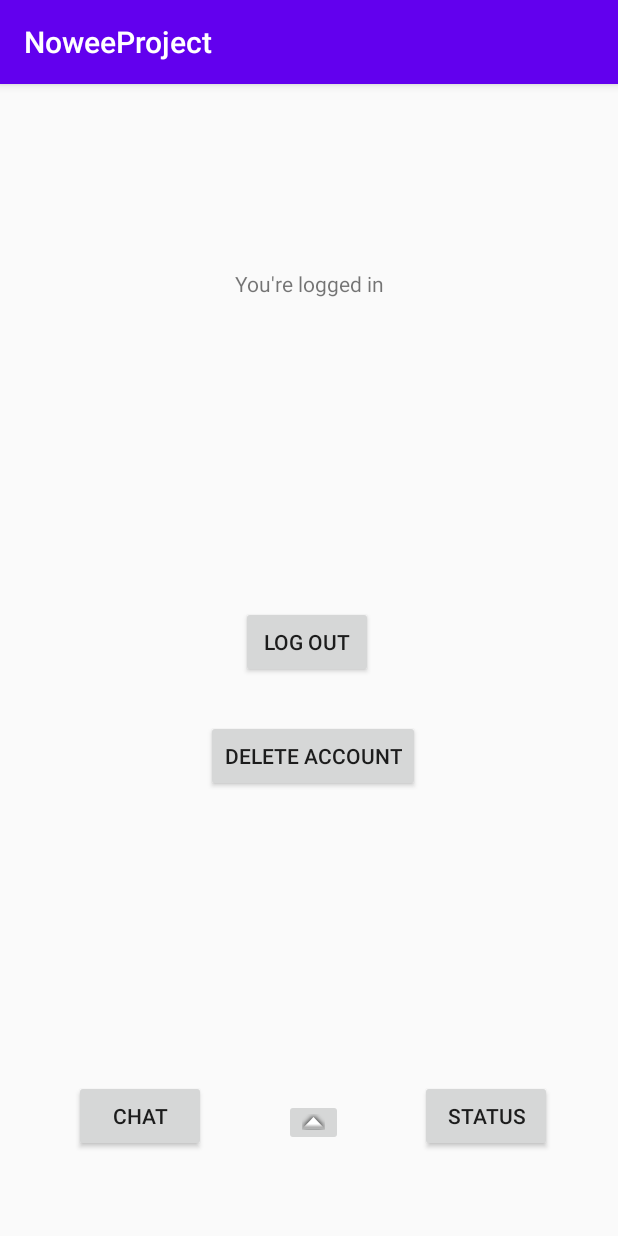
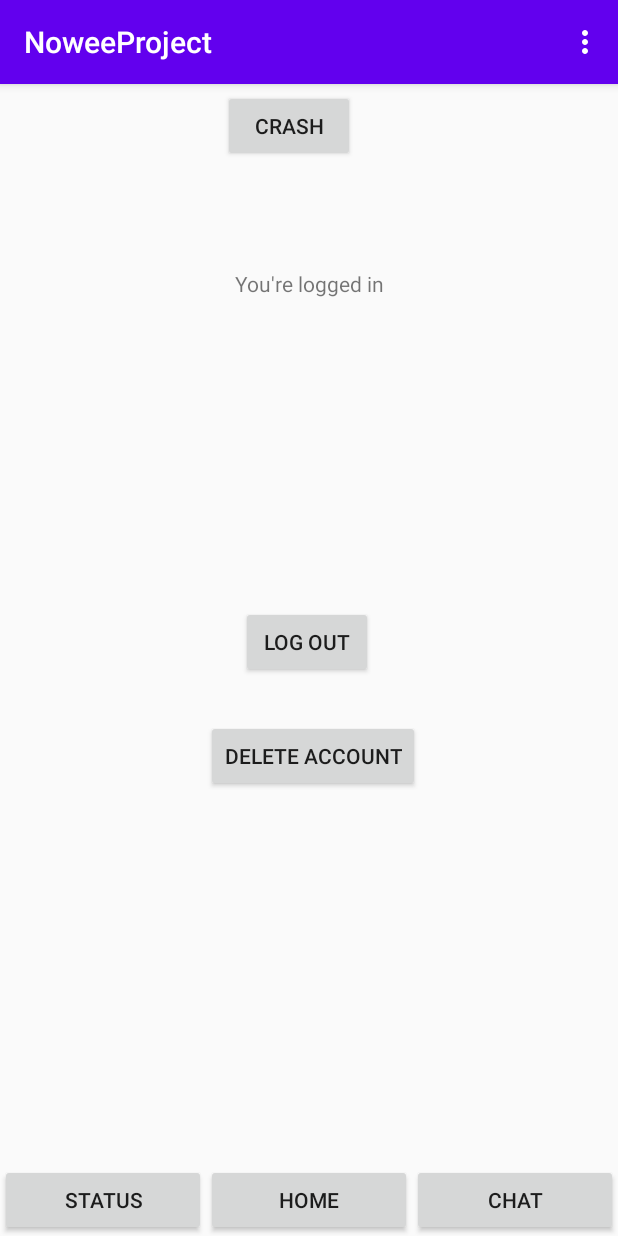
Before and after one commit to fpunch/NoweeProject, an Android app: the screen it shows after launch once a user with an empty profile is signed in (MainActivity), on a phone screen of 412 x 824 dp. Run offline under Robolectric (Android 15) with nearby library versions, the phone set to English and light mode, and no system bars; our stand-ins replace Firebase (no records; nobody signed in at launch, a user with empty details on screens opened directly); libraries missing offline, so code that uses them is left out: com.firebase.ui.

Commit message:
BRAND NEW FRESH NOWEE PROJECT 5/10/2020

```diff
--- a/app/build.gradle
+++ b/app/build.gradle
@@ -1,5 +1,6 @@
 apply plugin: 'com.android.application'
 apply plugin: 'com.google.gms.google-services'
+apply plugin: 'com.google.firebase.crashlytics'
 
 android {
     compileSdkVersion 30
@@ -34,6 +35,7 @@ dependencies {
     implementation('com.firebaseui:firebase-ui-auth:6.3.0')
     implementation 'com.google.firebase:firebase-analytics:17.5.0'
     implementation 'com.google.firebase:firebase-storage:19.2.0'
+    implementation 'com.google.firebase:firebase-crashlytics:17.2.2'
     testImplementation 'junit:junit:4.12'
     androidTestImplementation 'androidx.test.ext:junit:1.1.2'
     androidTestImplementation 'androidx.test.espresso:espresso-core:3.3.0'
--- a/app/src/main/java/com/example/noweeproject/Login.java
+++ b/app/src/main/java/com/example/noweeproject/Login.java
@@ -28,11 +28,6 @@ public class Login extends AppCompatActivity {
     private static final String TAG = "loginActivity";
     private FirebaseAuth auth;
     private static final int RC_SIGN_IN = 123;
-
-    //Ask about step 3 and it requires(?) do i restructure login to package only, do i just grab default
-    //also ask team what is the home button for... what is home?
-    //ask about exam prep
-
 
     @Override
     protected void onCreate(Bundle savedInstanceState) {
--- a/app/src/main/java/com/example/noweeproject/MainActivity.java
+++ b/app/src/main/java/com/example/noweeproject/MainActivity.java
@@ -6,22 +6,24 @@ import androidx.appcompat.app.AppCompatActivity;
 import android.content.Intent;
 import android.os.Bundle;
 import android.util.Log;
+import android.view.Menu;
+import android.view.MenuInflater;
+import android.view.MenuItem;
 import android.view.View;
+import android.view.ViewGroup;
 import android.widget.Button;
+import android.widget.Toast;
 
 import com.firebase.ui.auth.AuthUI;
-
 import com.google.android.gms.tasks.OnCompleteListener;
 import com.google.android.gms.tasks.Task;
 import com.google.firebase.auth.FirebaseAuth;
 
-
-
 public class MainActivity extends AppCompatActivity {
-//testing 123xyz ddd2
     private String TAG = "loginActivity";
     private FirebaseAuth auth;
-    private Button logoutButton, deleteButton;
+    private Button logoutButton, deleteButton, statusButton, chatButton, homeButton;
+
 
     @Override
     protected void onCreate(Bundle savedInstanceState) {
@@ -33,6 +35,9 @@ public class MainActivity extends AppCompatActivity {
 
         logoutButton = (Button) findViewById(R.id.logoutBtn);
         deleteButton = (Button) findViewById(R.id.deleteBtn);
+        statusButton = (Button) findViewById(R.id.statusBtn);
+        chatButton = (Button) findViewById(R.id.chatBtn);
+        homeButton = (Button) findViewById(R.id.homeBtn);
 
         logoutButton.setOnClickListener(new View.OnClickListener() {
             @Override
@@ -48,6 +53,35 @@ public class MainActivity extends AppCompatActivity {
             }
         });
 
+        statusButton.setOnClickListener(new View.OnClickListener() {
+            @Override
+            public void onClick(View v) {
+              // statusGo();
+                startActivity(new Intent(MainActivity.this, Status.class));
+            }
+        });
+
+        homeButton.setOnClickListener(new View.OnClickListener() {
+            @Override
+            public void onClick(View v) {
+                startActivity(new Intent(MainActivity.this, News.class));
+            }
+        });
+
+        chatButton.setOnClickListener(new View.OnClickListener() {
+                @Override
+                public void onClick(View v) {
+                 //   chat();
+                }
+        });
+
+
+    }
+
+    private void statusGo() {
+            Intent intent = new Intent(this, Status.class);
+            startActivity(intent);
+            finish();
     }
 
     private void checkIfLoggedIn() {
@@ -83,4 +117,36 @@ public class MainActivity extends AppCompatActivity {
                     }
                 });
     }
+
+
+    public boolean onCreateOptionsMenu(Menu menu){
+        MenuInflater inflater = getMenuInflater();
+        inflater.inflate(R.menu.my_menu, menu);
+        return true;
+    }
+
+
+    public boolean onOptionsItemSelected(MenuItem item){
+        switch (item.getItemId())
+        {
+            case R.id.logoutBtn:
+                logout();
+                return true;
+
+            case R.id.deleteBtn:
+                deleteAccount();
+                return true;
+
+            default:
+                return super.onOptionsItemSelected(item);
+        }
+    }
+
+/*
+    public void status() {
+        startActivity(new Intent(MainActivity.this, Status.class));
+        finish();//FORCING CRASH
+
+    }*/
+
 }
--- a/app/src/main/res/layout/activity_main.xml
+++ b/app/src/main/res/layout/activity_main.xml
@@ -44,37 +44,56 @@
         app:layout_constraintHorizontal_bias="1.0"
         app:layout_constraintStart_toStartOf="parent" />
 
-    <ImageButton
-        android:id="@+id/homeBtn"
+    <Button
+        android:id="@+id/crashButton"
         android:layout_width="wrap_content"
         android:layout_height="wrap_content"
-        android:layout_marginTop="293dp"
-        android:layout_marginBottom="33dp"
-        app:layout_constraintBottom_toBottomOf="parent"
-        app:layout_constraintEnd_toStartOf="@+id/statusBtn"
-        app:layout_constraintStart_toEndOf="@+id/chatBtn"
-        app:layout_constraintTop_toBottomOf="@+id/textView"
-        app:layout_constraintVertical_bias="0.901"
-        app:srcCompat="@android:drawable/arrow_up_float" />
+        android:layout_marginStart="148dp"
+        android:layout_marginTop="4dp"
+        android:layout_marginEnd="175dp"
+        android:text="@string/crash"
+        app:layout_constraintEnd_toEndOf="parent"
+        app:layout_constraintStart_toStartOf="parent"
+        app:layout_constraintTop_toTopOf="parent" />
 
-    <Button
-        android:id="@+id/chatBtn"
-        android:layout_width="wrap_content"
-        android:layout_height="wrap_content"
-        android:layout_marginStart="49dp"
-        android:layout_marginBottom="56dp"
-        android:text="@string/chat"
-        app:layout_constraintBottom_toBottomOf="parent"
-        app:layout_constraintStart_toStartOf="parent" />
+    <LinearLayout
+        android:layout_width="match_parent"
+        android:layout_height="match_parent"
+        android:orientation="vertical">
 
-    <Button
-        android:id="@+id/statusBtn"
-        android:layout_width="wrap_content"
-        android:layout_height="wrap_content"
-        android:layout_marginEnd="44dp"
-        android:layout_marginBottom="56dp"
-        android:text="@string/status"
-        app:layout_constraintBottom_toBottomOf="parent"
-        app:layout_constraintEnd_toEndOf="parent" />
+        <androidx.recyclerview.widget.RecyclerView
+            android:layout_width="match_parent"
+            android:layout_height="match_parent"
+            android:layout_weight="1" />
+
+        <LinearLayout
+            android:layout_width="match_parent"
+            android:layout_height="wrap_content"
+            android:orientation="horizontal">
+
+            <Button
+                android:id="@+id/statusBtn"
+                android:layout_width="wrap_content"
+                android:layout_height="wrap_content"
+                android:layout_weight="1"
+                android:text="@string/status" />
+
+            <Button
+                android:id="@+id/homeBtn"
+                android:layout_width="wrap_content"
+                android:layout_height="wrap_content"
+                android:layout_weight="1"
+                android:text="@string/home" />
+
+            <Button
+                android:id="@+id/chatBtn"
+                android:layout_width="wrap_content"
+                android:layout_height="wrap_content"
+                android:layout_weight="1"
+                android:text="@string/chat" />
+
+        </LinearLayout>
+
+    </LinearLayout>
 
 </androidx.constraintlayout.widget.ConstraintLayout>
--- /dev/null
+++ b/app/src/main/res/menu/my_menu.xml
@@ -0,0 +1,10 @@
+<?xml version="1.0" encoding="utf-8"?>
+<menu xmlns:android="http://schemas.android.com/apk/res/android">
+
+    <item
+        android:id="@+id/logoutBtn"
+        android:title="@string/log_out" />
+    <item
+        android:id="@+id/deleteBtn"
+        android:title="@string/delete_account" />
+</menu>
--- a/app/src/main/res/values/strings.xml
+++ b/app/src/main/res/values/strings.xml
@@ -27,4 +27,6 @@
     <string name = "greeting"> New Contact</string>
     <string name = "createContact"> Create </string>
     <string name = "profileImage"> ProfileImage </string>
+    <string name="crash">crash</string>
+    <string name="home">Home</string>
 </resources>
--- a/build.gradle
+++ b/build.gradle
@@ -7,6 +7,7 @@ buildscript {
     dependencies {
         classpath 'com.android.tools.build:gradle:4.0.1'
         classpath 'com.google.gms:google-services:4.3.3'
+        classpath 'com.google.firebase:firebase-crashlytics-gradle:2.3.0'
 
 
         // NOTE: Do not place your application dependencies here; they belong
```
Also changed, not shown: app/src/main/AndroidManifest.xml (+8 -0 lines), app/src/main/java/com/example/noweeproject/Loginx.java (added, +84 -0 lines), app/src/main/java/com/example/noweeproject/News.java (+15 -2 lines), app/src/main/java/com/example/noweeproject/Status.java (added, +31 -0 lines), app/src/main/java/com/example/noweeproject/Storage.java (+7 -3 lines), app/src/main/java/com/example/noweeproject/statusFragment.java (deleted, +0 -64 lines), app/src/main/res/layout/activity_news.xml (added, +48 -0 lines), app/src/main/res/layout/fragment_news.xml (deleted, +0 -57 lines), app/src/main/res/layout/fragment_status.xml (deleted, +0 -24 lines), app/src/main/res/layout/status_list.xml (added, +37 -0 lines), app/src/main/res/drawable/nw.png (added).
